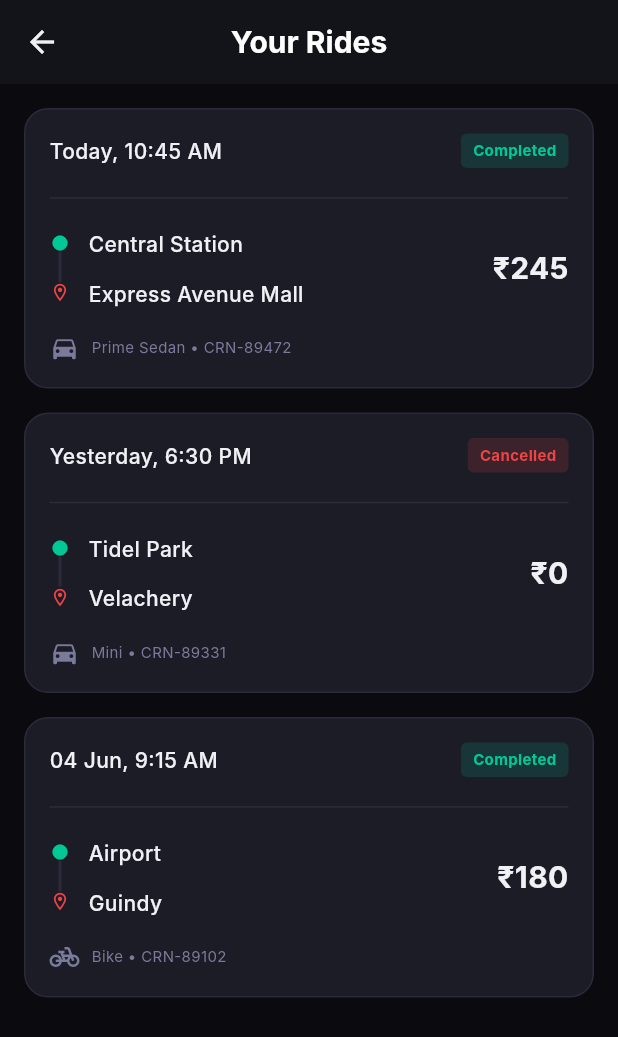
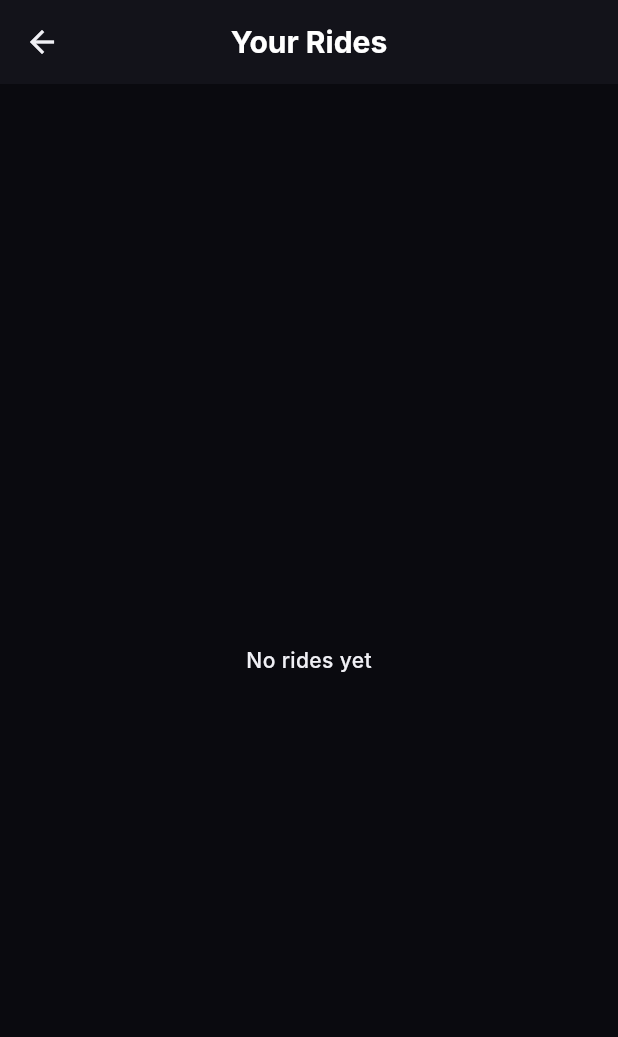
Before and after one commit to dharanidharankumaravel-maker/ola-clone, a Flutter app: the RideHistoryScreen screen opened by its route, on a phone screen of 412 x 824 dp. Shown: the top 1037 px of the screen. Run offline on Flutter 3.47's test engine with Material 3 defaults, Android fonts, the light colour scheme and no system bars; our stand-ins replace dio, flutter_animate, flutter_dotenv, flutter_map, flutter_riverpod, flutter_secure_storage and 8 more; accounts and stored records are empty; generated files the repository leaves out were written again; network calls fail; Roboto replaces fonts that are missing (Inter).

Commit message:
feat: phase 3 post trip UI and ride history provider

```diff
--- a/lib/features/profile/presentation/screens/ride_history_screen.dart
+++ b/lib/features/profile/presentation/screens/ride_history_screen.dart
@@ -1,44 +1,16 @@
 import 'package:flutter/material.dart';
+import 'package:flutter_riverpod/flutter_riverpod.dart';
 import 'package:go_router/go_router.dart';
-
 import '../../../../core/theme/app_colors.dart';
 import '../../../../core/theme/app_text_styles.dart';
+import '../../../ride/presentation/providers/ride_provider.dart';
 
-class RideHistoryScreen extends StatelessWidget {
+class RideHistoryScreen extends ConsumerWidget {
   const RideHistoryScreen({super.key});
 
   @override
-  Widget build(BuildContext context) {
-    // Mock Data for past rides
-    final List<Map<String, dynamic>> rides = [
-      {
-        'id': 'CRN-89472',
-        'date': 'Today, 10:45 AM',
-        'status': 'Completed',
-        'amount': '₹245',
-        'pickup': 'Central Station',
-        'drop': 'Express Avenue Mall',
-        'vehicle': 'Prime Sedan',
-      },
-      {
-        'id': 'CRN-89331',
-        'date': 'Yesterday, 6:30 PM',
-        'status': 'Cancelled',
-        'amount': '₹0',
-        'pickup': 'Tidel Park',
-        'drop': 'Velachery',
-        'vehicle': 'Mini',
-      },
-      {
-        'id': 'CRN-89102',
-        'date': '04 Jun, 9:15 AM',
-        'status': 'Completed',
-        'amount': '₹180',
-        'pickup': 'Airport',
-        'drop': 'Guindy',
-        'vehicle': 'Bike',
-      },
-    ];
+  Widget build(BuildContext context, WidgetRef ref) {
+    final rides = ref.watch(rideHistoryProvider);
 
     return Scaffold(
       backgroundColor: AppColors.bgDark,
@@ -46,18 +18,22 @@ class RideHistoryScreen extends StatelessWidget {
         backgroundColor: AppColors.bgSurface,
         elevation: 0,
         leading: IconButton(
-          icon: Icon(Icons.arrow_back, color: AppColors.textPrimary),
+          icon: const Icon(Icons.arrow_back, color: AppColors.textPrimary),
           onPressed: () => context.pop(),
         ),
         title: const Text('Your Rides', style: AppTextStyles.h3),
       ),
-      body: ListView.separated(
+      body: rides.isEmpty
+          ? const Center(
+              child: Text('No rides yet', style: AppTextStyles.bodyMedium),
+            )
+          : ListView.separated(
               padding: const EdgeInsets.all(16),
               itemCount: rides.length,
               separatorBuilder: (_, __) => const SizedBox(height: 16),
               itemBuilder: (context, index) {
                 final ride = rides[index];
-          final isCompleted = ride['status'] == 'Completed';
+                final isCompleted = ride.status == 'completed';
 
                 return Container(
                   padding: const EdgeInsets.all(16),
@@ -72,7 +48,7 @@ class RideHistoryScreen extends StatelessWidget {
                       Row(
                         mainAxisAlignment: MainAxisAlignment.spaceBetween,
                         children: [
-                    Text(ride['date'], style: AppTextStyles.bodyMedium),
+                          Text(ride.createdAt, style: AppTextStyles.bodyMedium),
                           Container(
                             padding: const EdgeInsets.symmetric(horizontal: 8, vertical: 4),
                             decoration: BoxDecoration(
@@ -80,7 +56,7 @@ class RideHistoryScreen extends StatelessWidget {
                               borderRadius: BorderRadius.circular(4),
                             ),
                             child: Text(
-                        ride['status'],
+                              isCompleted ? 'Completed' : 'Cancelled',
                               style: AppTextStyles.caption.copyWith(
                                 color: isCompleted ? AppColors.primaryGreen : AppColors.danger,
                                 fontWeight: FontWeight.bold,
@@ -91,15 +67,15 @@ class RideHistoryScreen extends StatelessWidget {
                       ),
                       const Padding(
                         padding: EdgeInsets.symmetric(vertical: 12),
-                  child: Divider(color: AppColors.border),
+                        child: const Divider(color: AppColors.border),
                       ),
                       Row(
                         children: [
                           Column(
                             children: [
-                        Icon(Icons.circle, size: 12, color: AppColors.primaryGreen),
+                              const Icon(Icons.circle, size: 12, color: AppColors.primaryGreen),
                               Container(height: 20, width: 2, color: AppColors.border),
-                        Icon(Icons.location_on_outlined, size: 14, color: AppColors.danger),
+                              const Icon(Icons.location_on_outlined, size: 14, color: AppColors.danger),
                             ],
                           ),
                           const SizedBox(width: 12),
@@ -107,27 +83,25 @@ class RideHistoryScreen extends StatelessWidget {
                             child: Column(
                               crossAxisAlignment: CrossAxisAlignment.start,
                               children: [
-                          Text(ride['pickup'], style: AppTextStyles.bodyMedium),
+                                Text(ride.pickup.shortAddress ?? 'Pickup', style: AppTextStyles.bodyMedium),
                                 const SizedBox(height: 12),
-                          Text(ride['drop'], style: AppTextStyles.bodyMedium),
+                                Text(ride.destination.shortAddress ?? 'Dropoff', style: AppTextStyles.bodyMedium),
                               ],
                             ),
                           ),
-                    Text(ride['amount'], style: AppTextStyles.h3),
+                          Text('₹${ride.fareEstimate.total.toStringAsFixed(0)}', style: AppTextStyles.h3),
                         ],
                       ),
                       const SizedBox(height: 16),
                       Row(
                         children: [
                           Icon(
-                      ride['vehicle'] == 'Bike'
-                          ? Icons.pedal_bike
-                          : Icons.directions_car,
+                            ride.rideType == 'bike' ? Icons.pedal_bike : Icons.directions_car,
                             size: 20,
                             color: AppColors.textSecondary,
                           ),
                           const SizedBox(width: 8),
-                    Text('${ride['vehicle']} • ${ride['id']}', style: AppTextStyles.caption.copyWith(color: AppColors.textSecondary)),
+                          Text('${ride.rideType.toUpperCase()} • ${ride.id}', style: AppTextStyles.caption.copyWith(color: AppColors.textSecondary)),
                         ],
                       ),
                     ],
--- a/lib/features/ride/presentation/providers/ride_provider.dart
+++ b/lib/features/ride/presentation/providers/ride_provider.dart
@@ -74,3 +74,16 @@ class CurrentRideNotifier extends Notifier<Ride?> {
 final currentRideProvider = NotifierProvider<CurrentRideNotifier, Ride?>(() {
   return CurrentRideNotifier();
 });
+
+class RideHistoryNotifier extends Notifier<List<Ride>> {
+  @override
+  List<Ride> build() => [];
+
+  void addRide(Ride ride) {
+    state = [ride, ...state];
+  }
+}
+
+final rideHistoryProvider = NotifierProvider<RideHistoryNotifier, List<Ride>>(() {
+  return RideHistoryNotifier();
+});
```
Also changed, not shown: lib/features/ride/presentation/screens/driver_feedback_screen.dart (+110 -9 lines). Lines whose indentation alone changed are shown as unchanged.
